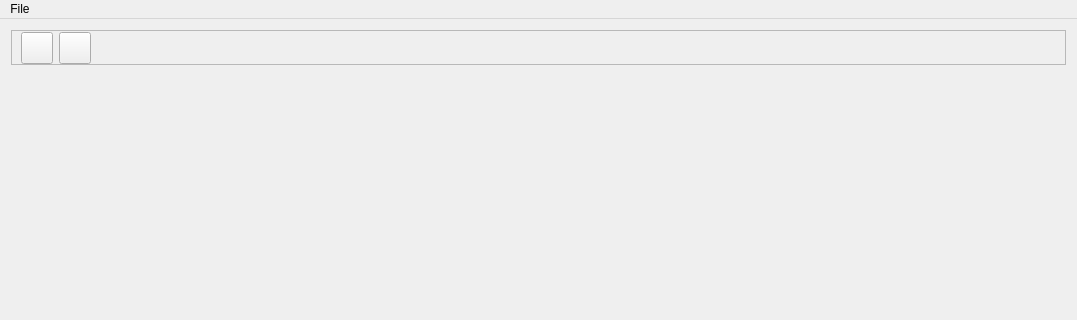
AquaCreatura/AquaWave, file AquaWave.ui: the form before one commit; both pictures show x 0 to 1077 and y 0 to 320 of the 1077 by 617 pixel window.
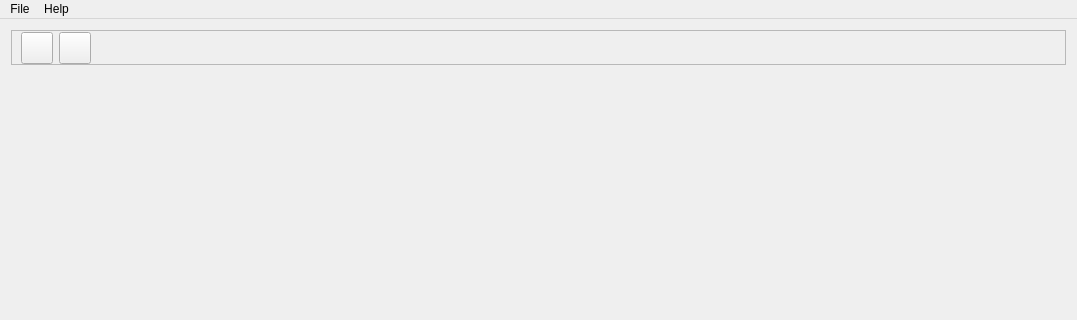
The form after the commit.

```diff
--- a/AquaWave.ui
+++ b/AquaWave.ui
@@ -150,7 +150,14 @@
     </property>
     <addaction name="new_file_menu_action"/>
    </widget>
+   <widget class="QMenu" name="menuHelp">
+    <property name="title">
+     <string>Help</string>
+    </property>
+    <addaction name="actionHot_keys"/>
+   </widget>
    <addaction name="menu_file"/>
+   <addaction name="menuHelp"/>
   </widget>
   <action name="new_file_menu_action">
    <property name="text">
```
Left out of the diff: 5 changed lines with no effect on the pictures.
